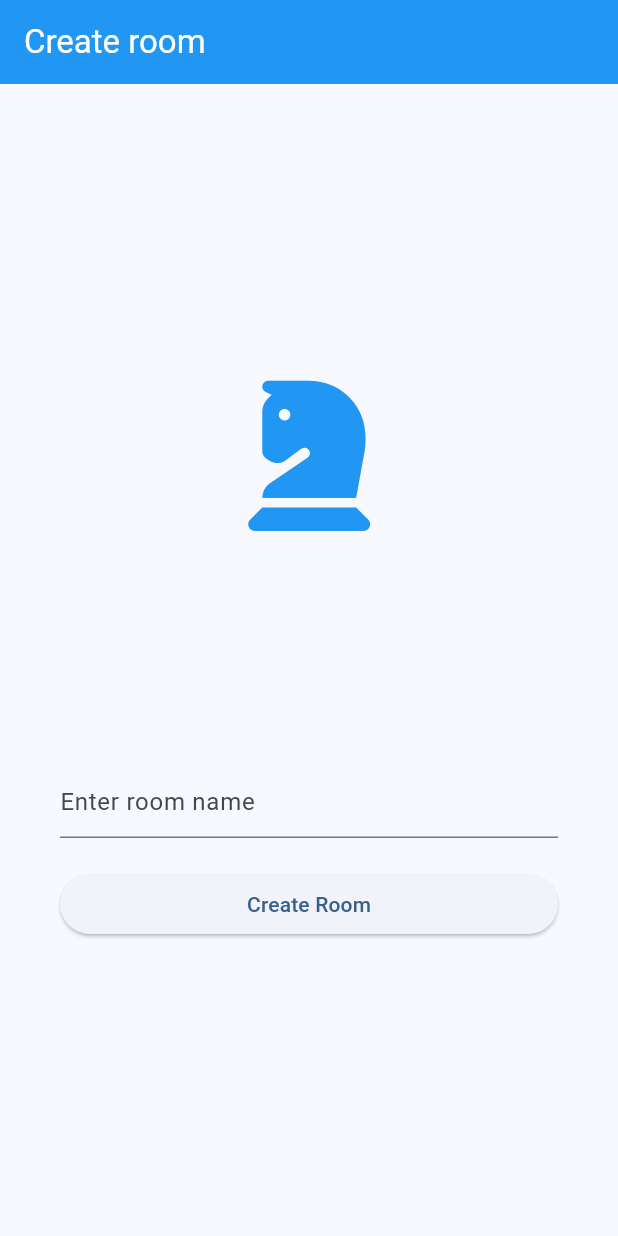
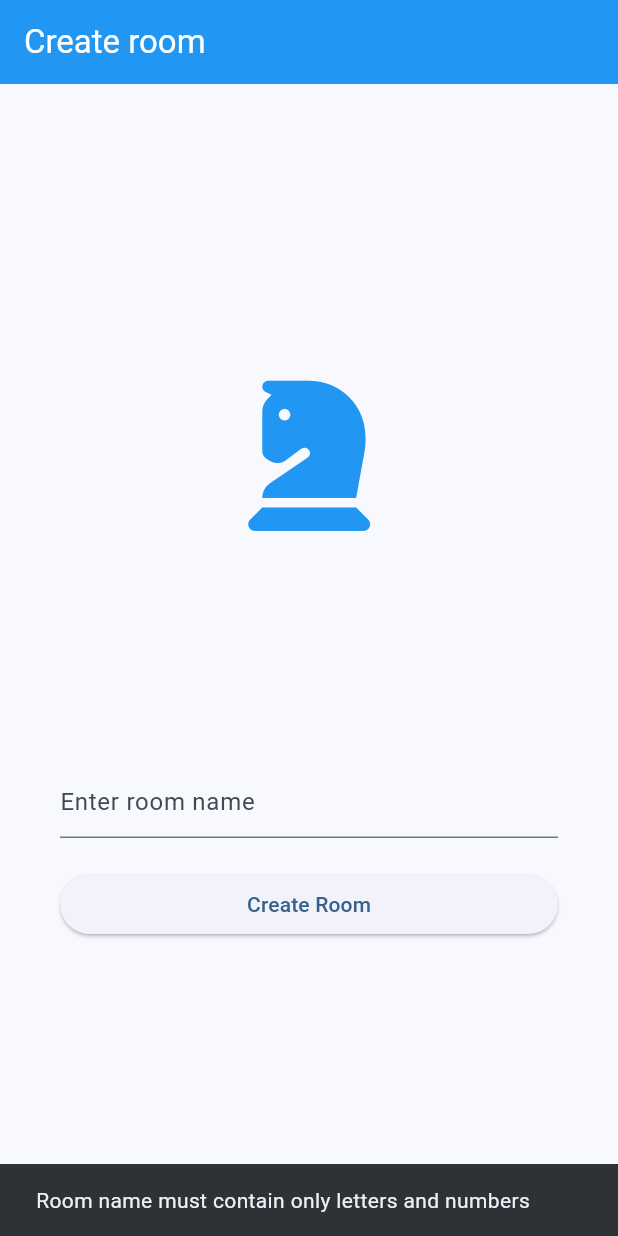
Before and after one commit to cenk-idris/flutter_chess, a Flutter app: the CreateGameScreen screen opened directly, after a tap on "Create Room", on a phone screen of 412 x 824 dp. Run offline on Flutter 3.47's test engine with Material 3 defaults, Android fonts, the phone set to English and light mode, and no system bars; our stand-ins replace bloc, equatable, firebase_core, firebase_database, flutter_bloc, font_awesome_flutter; accounts and stored records are empty; generated files the repository leaves out were written again.

Commit message:
Fetch lounges

```diff
--- a/lib/blocs/lounge_cubit/lounge_cubit.dart
+++ b/lib/blocs/lounge_cubit/lounge_cubit.dart
@@ -7,24 +7,32 @@ import 'package:flutter_bloc/flutter_bloc.dart';
 import '../../models/room_model.dart';
 
 class LoungeCubit extends Cubit<List<Room>> {
-  final List<Room> _lounge = [];
+  List<Room> _lounge = [];
   final _firebaseDb = FirebaseDatabase.instance.ref();
 
   List<Room> get lounge => _lounge;
 
-  static const kLoungePath = 'lounge';
+  static const kRoomsPath = 'rooms';
 
-  late StreamSubscription _loungeSubscription;
+  late StreamSubscription _loungeStream;
 
   LoungeCubit() : super([]) {
-    // call listener
+    _listenToLoungeUpdates();
   }
 
   void _listenToLoungeUpdates() {
-    // _loungeStream = _firebaseDb.child(kLoungePath).onValue.listen((event) {
-    //   if (event.snapshot.value != null) {
-    //     final allRooms = Map<String, dynamic>.from(event.snapshot.value as dynamic);
-    //   }
-    // });
+    _loungeStream = _firebaseDb.child(kRoomsPath).onValue.listen((event) {
+      if (event.snapshot.value != null) {
+        final allRooms =
+            Map<String, dynamic>.from(event.snapshot.value as dynamic);
+        _lounge = allRooms.values
+            .map((lobbyAsJSON) => Room.fromRTDB(Map<String, dynamic>.from(
+                Map<String, dynamic>.from(lobbyAsJSON))))
+            .toList();
+      } else {
+        _lounge = [];
+      }
+      emit(_lounge);
+    });
   }
 }
--- a/lib/blocs/room_cubit/room_cubit.dart
+++ b/lib/blocs/room_cubit/room_cubit.dart
@@ -1,11 +1,25 @@
 import 'package:bloc/bloc.dart';
+import 'package:equatable/equatable.dart';
 import 'package:flutter_chess/services/firebase_RTDB_service.dart';
 import 'package:meta/meta.dart';
+
+import '../../models/room_model.dart';
 
 part 'room_state.dart';
 
 class RoomCubit extends Cubit<RoomState> {
+  bool hasJoined = false;
   final DatabaseService _databaseService = DatabaseService();
 
   RoomCubit() : super(RoomInitial());
+
+  Future<void> createRoom(Room room) async {
+    try {
+      emit(RoomLoading());
+      await _databaseService.addRoomToDB(room);
+      emit(RoomLoaded(room));
+    } catch (e) {
+      throw Exception(e);
+    }
+  }
 }
--- a/lib/blocs/room_cubit/room_state.dart
+++ b/lib/blocs/room_cubit/room_state.dart
@@ -1,8 +1,24 @@
 part of 'room_cubit.dart';
 
 @immutable
-sealed class RoomState {}
+sealed class RoomState extends Equatable {
+  @override
+  List<Object> get props => [];
+}
 
 final class RoomInitial extends RoomState {}
 
-final class RoomLoaded extends RoomState {}
+final class RoomLoaded extends RoomState {
+  final Room room;
+  RoomLoaded(this.room);
+}
+
+final class RoomLoading extends RoomState {}
+
+final class RoomError extends RoomState {
+  final String message;
+
+  RoomError(this.message);
+  @override
+  List<Object> get props => [message];
+}
--- a/lib/blocs/user_cubit/user_cubit.dart
+++ b/lib/blocs/user_cubit/user_cubit.dart
@@ -5,6 +5,7 @@ import 'package:firebase_database/firebase_database.dart';
 import 'package:flutter_bloc/flutter_bloc.dart';
 import 'package:equatable/equatable.dart';
 import 'package:flutter_chess/services/firebase_RTDB_service.dart';
+import 'package:uuid/uuid.dart';
 
 import '../../models/invite_model.dart';
 import '../../models/user_model.dart';
@@ -27,7 +28,7 @@ class UserCubit extends Cubit<UserState> {
   Future<void> addUser(String username) async {
     emit(UserBeingRegistered());
     try {
-      final User newUser = User(username);
+      final User newUser = User(username, Uuid().v4());
       await DatabaseService().addUserToDB(newUser);
       _user = newUser;
       _listenToInvitesForCurrentUser();
--- a/lib/models/room_model.dart
+++ b/lib/models/room_model.dart
@@ -6,7 +6,7 @@ import 'package:uuid/uuid.dart';
 class Room {
   final User owner;
   final String roomName;
-  final String roomId = Uuid().v4();
+  final String roomId;
   final User? guest;
   //Game? game;
   final DatabaseService _databaseService = DatabaseService();
@@ -14,6 +14,17 @@ class Room {
   Room({
     required this.owner,
     required this.roomName,
+    required this.roomId,
     this.guest,
   });
+
+  factory Room.fromRTDB(Map<String, dynamic> data) {
+    User user = User(data['owner']['username'], Uuid().v4());
+    user.uuid = data['owner']['uuid'];
+    return Room(
+      owner: user,
+      roomName: data['room_name'],
+      roomId: data['room_id'],
+    );
+  }
 }
--- a/lib/models/user_model.dart
+++ b/lib/models/user_model.dart
@@ -4,9 +4,9 @@ import 'invite_model.dart';
 
 class User {
   final String username;
-  final String uuid = Uuid().v4();
+  String uuid;
   String? color;
   List<Invite> invites = [];
 
-  User(this.username);
+  User(this.username, this.uuid);
 }
--- a/lib/screens/create_game_screen.dart
+++ b/lib/screens/create_game_screen.dart
@@ -2,6 +2,7 @@ import 'package:flutter/material.dart';
 import 'package:flutter_bloc/flutter_bloc.dart';
 import 'package:flutter_chess/blocs/user_cubit/user_cubit.dart';
 import 'package:font_awesome_flutter/font_awesome_flutter.dart';
+import 'package:uuid/uuid.dart';
 
 import '../blocs/room_cubit/room_cubit.dart';
 import '../models/room_model.dart';
@@ -47,17 +48,40 @@ class CreateGameScreen extends StatelessWidget {
                           listener: (context, roomState) {
                             if (roomState is RoomLoaded) {
                               Navigator.pushNamed(context, '/room-detail');
+                            } else if (roomState is RoomError) {
+                              ScaffoldMessenger.of(context).showSnackBar(
+                                SnackBar(content: Text(roomState.message)),
+                              );
                             }
                           },
                           builder: (context, roomState) {
+                            if (roomState is RoomLoading) {
+                              return ElevatedButton(
+                                  onPressed: null,
+                                  child: CircularProgressIndicator());
+                            }
                             return ElevatedButton(
                               onPressed: () async {
                                 final userCubit = context.read<UserCubit>();
                                 final User? user = userCubit.user;
-                                if (user != null) {
+                                final String roomName =
+                                    _roomNameController.text.trim();
+                                final RegExp roomNamePattern =
+                                    RegExp(r'^[a-zA-Z0-9]+$');
+                                if (user != null &&
+                                    roomNamePattern.hasMatch(roomName)) {
                                   final Room room = Room(
                                     owner: user,
-                                    roomName: _roomNameController.text,
+                                    roomName: roomName,
+                                    roomId: Uuid().v4(),
+                                  );
+                                  context.read<RoomCubit>().createRoom(room);
+                                } else {
+                                  ScaffoldMessenger.of(context).showSnackBar(
+                                    SnackBar(
+                                      content: Text(
+                                          'Room name must contain only letters and numbers'),
+                                    ),
                                   );
                                 }
                               },
--- a/lib/screens/lounge_screen.dart
+++ b/lib/screens/lounge_screen.dart
@@ -2,6 +2,9 @@ import 'package:flutter/material.dart';
 import 'package:flutter_bloc/flutter_bloc.dart';
 import 'package:flutter_chess/blocs/user_cubit/user_cubit.dart';
 import 'package:flutter_chess/blocs/user_cubit/user_cubit.dart';
+
+import '../blocs/lounge_cubit/lounge_cubit.dart';
+import '../models/room_model.dart';
 
 class LoungeScreen extends StatelessWidget {
   const LoungeScreen({super.key});
@@ -9,18 +12,30 @@ class LoungeScreen extends StatelessWidget {
   @override
   Widget build(BuildContext context) {
     return BlocBuilder<UserCubit, UserState>(
-      builder: (context, state) {
+      builder: (context, userState) {
+        return BlocBuilder<LoungeCubit, List<Room>>(
+          builder: (context, lounge) {
             return Scaffold(
               appBar: AppBar(
                 title: Text('Lounge'),
               ),
-          body: Column(
+              body: Padding(
+                  padding: const EdgeInsets.all(16.0),
+                  child: ListView(
+                    padding: EdgeInsets.zero,
                     children: [
-              Expanded(
-                child: Text('ListTileView'),
-              )
+                      ...lounge.map((room) {
+                        return Card(
+                          child: ListTile(
+                            title: Text(room.roomName),
+                            subtitle: Text(room.owner.username),
+                          ),
+                        );
+                      })
                     ],
-          ),
+                  )),
+            );
+          },
         );
       },
     );
--- a/lib/screens/registration_screen.dart
+++ b/lib/screens/registration_screen.dart
@@ -64,7 +64,8 @@ class RegistrationScreen extends StatelessWidget {
                                       _usernameInputController.text.trim();
                                   final RegExp usernamePattern =
                                       RegExp(r'^[a-zA-Z0-9]+$');
-                                  if (username.isNotEmpty) {
+                                  if (username.isNotEmpty &&
+                                      usernamePattern.hasMatch(username)) {
                                     await context
                                         .read<UserCubit>()
                                         .addUser(username);
--- a/lib/services/firebase_RTDB_service.dart
+++ b/lib/services/firebase_RTDB_service.dart
@@ -1,12 +1,14 @@
+import 'package:firebase_core/firebase_core.dart';
 import 'package:firebase_database/firebase_database.dart';
 
+import '../models/room_model.dart';
 import '../models/user_model.dart';
 
 class DatabaseService {
   final DatabaseReference database = FirebaseDatabase.instance.ref();
 
   static const kUsersPath = 'users';
-  static const kLobbiesPath = 'lobbies';
+  static const kRoomsPath = 'rooms';
   static const kGamesPath = 'games';
 
   Future<void> addUserToDB(User user) async {
@@ -15,6 +17,27 @@ class DatabaseService {
       await usersRef
           .child(user.uuid)
           .set({'username': user.username, 'uuid': user.uuid});
-    } catch (e) {}
+    } catch (e) {
+      throw Exception(e);
+    }
+  }
+
+  Future<void> addRoomToDB(Room room) async {
+    final roomsRef = database.child(kRoomsPath);
+    try {
+      await roomsRef.child(room.roomId).set({
+        'room_id': room.roomId,
+        'room_name': room.roomName,
+        'owner': {'username': room.owner.username, 'uuid': room.owner.uuid},
+        'guest': {
+          'username': null,
+          'uuid': null,
+        },
+      });
+    } on FirebaseException catch (e) {
+      print('Firebase Exception: $e');
+    } catch (e) {
+      throw Exception(e);
+    }
   }
 }
```
Also changed, not shown: lib/screens/room_detail_screen.dart (+76 -2 lines). Lines whose indentation alone changed are shown as unchanged.
